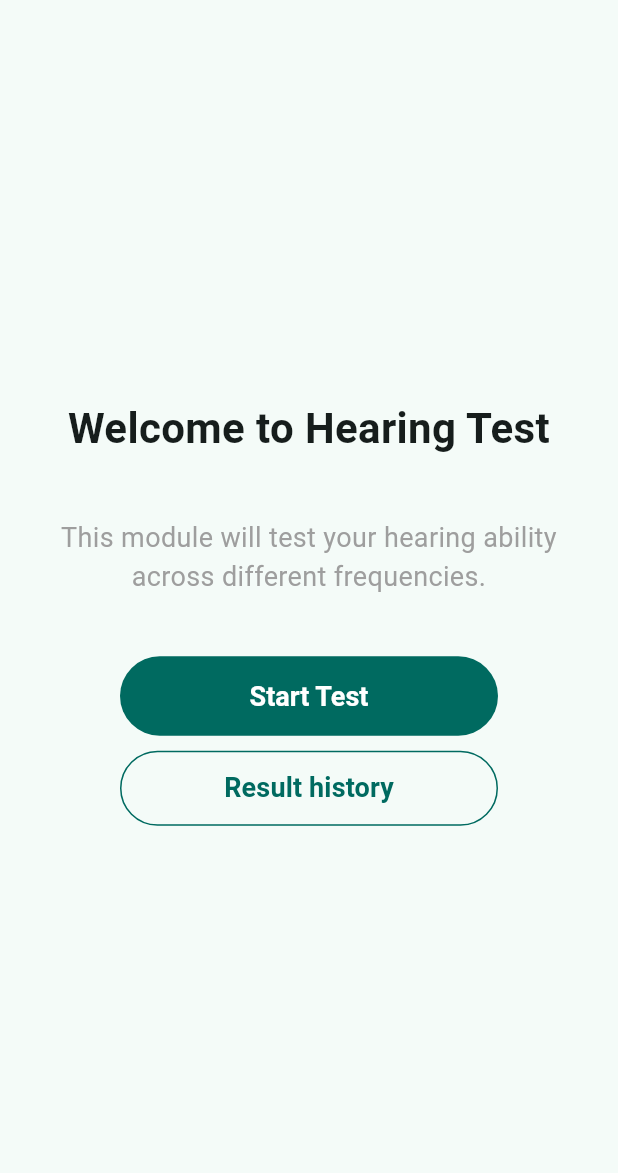
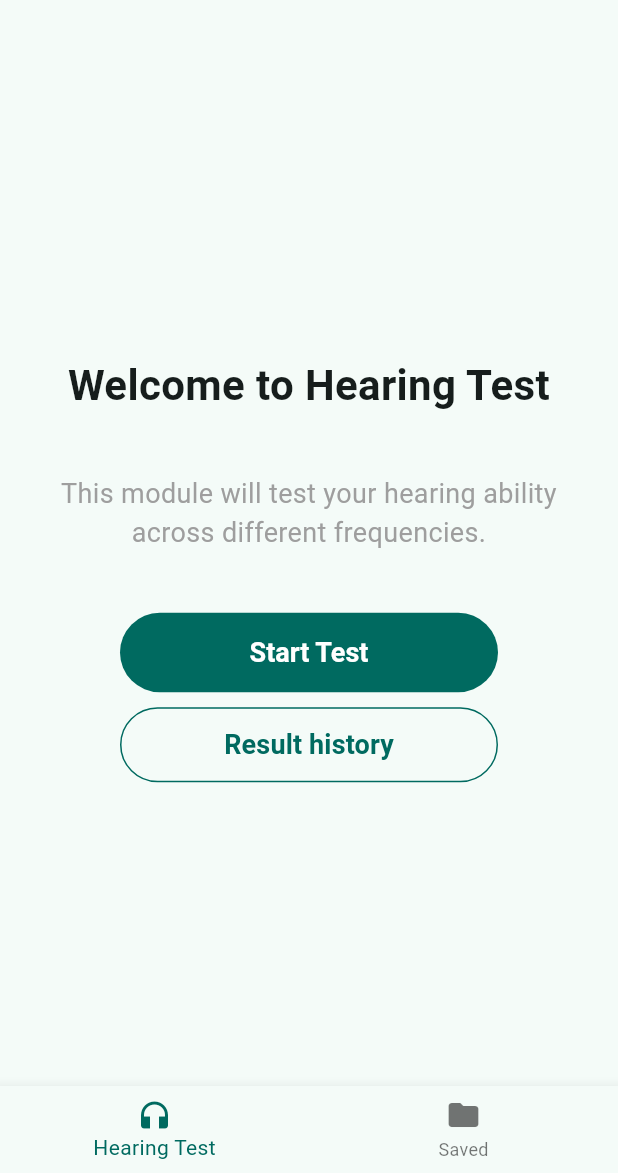
Before and after one commit to HearMate/hear-mate-app, a Flutter app: the screen it shows after launch, after a tap on "Audio Test Module", on a phone screen of 412 x 824 dp, the part 63-1236 px from its top. Run offline on Flutter 3.47's test engine with Material 3 defaults, Android fonts, the phone set to English and light mode, and no system bars; our stand-ins replace audioplayers, bloc, equatable, file_picker, fl_chart, flutter_bloc and 3 more; generated files the repository leaves out were written again.

Commit message:
First step in layout changes for test screen
Added cubit approach for changing the tabs
in hearing test. Now the test tab works, saved tab: todo.

Signed-off-by: Michał Tarnowski <michal.tarnowski03@gmail.com>

```diff
--- /dev/null
+++ b/lib/modules/hearing_test/cubits/hearing_test_welcome_page/tab_navigation_cubit.dart
@@ -0,0 +1,11 @@
+import 'package:flutter_bloc/flutter_bloc.dart';
+
+class TabNavigationCubit extends Cubit<int> {
+  TabNavigationCubit() : super(0);
+
+  void changeTab(int index) => emit(index);
+
+  // Helper methods
+  void goToUploadTab() => emit(0);
+  void goToSavedTab() => emit(1);
+}
--- a/lib/modules/hearing_test/screens/hearing_test_welcome_page/hearing_test_welcome_page.dart
+++ b/lib/modules/hearing_test/screens/hearing_test_welcome_page/hearing_test_welcome_page.dart
@@ -2,10 +2,14 @@ import 'package:flutter/material.dart';
 import 'package:hear_mate_app/modules/hearing_test/repositories/hearing_test_sounds_player_repository.dart';
 import 'package:hear_mate_app/modules/hearing_test/screens/hearing_test_history_results/hearing_test_history_results.dart';
 import 'package:hear_mate_app/modules/hearing_test/screens/hearing_test_page/hearing_test_page.dart';
+import 'package:hear_mate_app/modules/hearing_test/cubits/hearing_test_welcome_page/tab_navigation_cubit.dart';
 import 'package:hear_mate_app/widgets/hm_app_bar.dart';
 import 'package:flutter_gen/gen_l10n/app_localizations.dart';
 import 'package:flutter_bloc/flutter_bloc.dart';
 import 'package:hear_mate_app/modules/hearing_test/blocs/hearing_test/hearing_test_bloc.dart';
+
+part 'widgets/start_test_tab.dart';
+part 'widgets/saved_tests_tab.dart';
 
 class HearingTestWelcomePage extends StatelessWidget {
   const HearingTestWelcomePage({super.key});
@@ -33,68 +37,40 @@ class HearingTestWelcomePageView extends StatelessWidget {
   Widget build(BuildContext context) {
     final l10n = AppLocalizations.of(context)!;
 
+    return BlocProvider(
+      create: (context) => TabNavigationCubit(),
+      child: BlocBuilder<TabNavigationCubit, int>(
+        builder: (context, currentIndex) {
+          final List<Widget> pages = [
+            const _StartTestTab(),
+            const _StartTestTab(),
+          ];
+
           return Scaffold(
             appBar: HMAppBar(
               title: l10n.hearing_test_welcome_page_title,
               route: ModalRoute.of(context)?.settings.name ?? "",
             ),
-      body: Center(
-        child: Column(
-          mainAxisAlignment: MainAxisAlignment.center,
-          children: [
-            Padding(
-              padding: const EdgeInsets.all(20.0),
-              child: Text(
-                l10n.hearing_test_welcome_page_welcome,
-                style: const TextStyle(
-                  fontSize: 28,
-                  fontWeight: FontWeight.bold,
+            bottomNavigationBar: BottomNavigationBar(
+              currentIndex: currentIndex,
+              onTap:
+                  (index) =>
+                      context.read<TabNavigationCubit>().changeTab(index),
+              type: BottomNavigationBarType.fixed,
+              items: [
+                BottomNavigationBarItem(
+                  icon: const Icon(Icons.headphones),
+                  label: 'Hearing Test',
                 ),
-                textAlign: TextAlign.center,
-              ),
-            ),
-            const SizedBox(height: 20),
-            Padding(
-              padding: const EdgeInsets.symmetric(horizontal: 30),
-              child: Text(
-                l10n.hearing_test_welcome_page_description,
-                style: const TextStyle(fontSize: 18, color: Colors.grey),
-                textAlign: TextAlign.center,
-              ),
-            ),
-            const SizedBox(height: 40),
-            FilledButton(
-              onPressed: () {
-                context.read<HearingTestBloc>().add(HearingTestStartTest());
-                Navigator.of(context).push(
-                  MaterialPageRoute(
-                    builder:
-                        (_) => BlocProvider.value(
-                          value: context.read<HearingTestBloc>(),
-                          child: const HearingTestPage(),
-                        ),
-                  ),
-                );
-              },
-              child: Text(l10n.hearing_test_welcome_page_start_hearing_test),
-            ),
-            const SizedBox(height: 10),
-            OutlinedButton(
-              onPressed: () {
-                Navigator.of(context).push(
-                  MaterialPageRoute(
-                    builder:
-                        (_) => BlocProvider.value(
-                          value: context.read<HearingTestBloc>(),
-                          child: const HearingTestHistoryResultsPage(),
-                        ),
-                  ),
-                );
-              },
-              child: Text(l10n.hearing_test_result_history_page),
+                BottomNavigationBarItem(
+                  icon: const Icon(Icons.folder),
+                  label: 'Saved',
                 ),
               ],
             ),
+            body: IndexedStack(index: currentIndex, children: pages),
+          );
+        },
       ),
     );
   }
--- /dev/null
+++ b/lib/modules/hearing_test/screens/hearing_test_welcome_page/widgets/saved_tests_tab.dart
@@ -0,0 +1 @@
+part of '../hearing_test_welcome_page.dart';
--- /dev/null
+++ b/lib/modules/hearing_test/screens/hearing_test_welcome_page/widgets/start_test_tab.dart
@@ -0,0 +1,73 @@
+part of '../hearing_test_welcome_page.dart';
+
+class _StartTestTab extends StatelessWidget {
+  const _StartTestTab();
+
+  @override
+  Widget build(BuildContext context) {
+    final l10n = AppLocalizations.of(context)!;
+
+    return BlocBuilder<HearingTestBloc, HearingTestState>(
+      builder: (context, state) {
+        return Center(
+          child: Column(
+            mainAxisAlignment: MainAxisAlignment.center,
+            children: [
+              Padding(
+                padding: const EdgeInsets.all(20.0),
+                child: Text(
+                  l10n.hearing_test_welcome_page_welcome,
+                  style: const TextStyle(
+                    fontSize: 28,
+                    fontWeight: FontWeight.bold,
+                  ),
+                  textAlign: TextAlign.center,
+                ),
+              ),
+              const SizedBox(height: 20),
+              Padding(
+                padding: const EdgeInsets.symmetric(horizontal: 30),
+                child: Text(
+                  l10n.hearing_test_welcome_page_description,
+                  style: const TextStyle(fontSize: 18, color: Colors.grey),
+                  textAlign: TextAlign.center,
+                ),
+              ),
+              const SizedBox(height: 40),
+              FilledButton(
+                onPressed: () {
+                  context.read<HearingTestBloc>().add(HearingTestStartTest());
+                  Navigator.of(context).push(
+                    MaterialPageRoute(
+                      builder:
+                          (_) => BlocProvider.value(
+                            value: context.read<HearingTestBloc>(),
+                            child: const HearingTestPage(),
+                          ),
+                    ),
+                  );
+                },
+                child: Text(l10n.hearing_test_welcome_page_start_hearing_test),
+              ),
+              const SizedBox(height: 10),
+              OutlinedButton(
+                onPressed: () {
+                  Navigator.of(context).push(
+                    MaterialPageRoute(
+                      builder:
+                          (_) => BlocProvider.value(
+                            value: context.read<HearingTestBloc>(),
+                            child: const HearingTestHistoryResultsPage(),
+                          ),
+                    ),
+                  );
+                },
+                child: Text(l10n.hearing_test_result_history_page),
+              ),
+            ],
+          ),
+        );
+      },
+    );
+  }
+}
```
Lines whose indentation alone changed are shown as unchanged.
